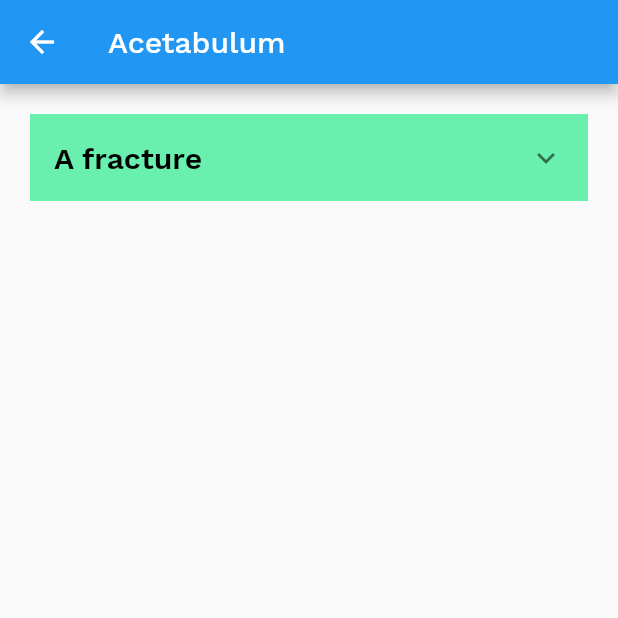
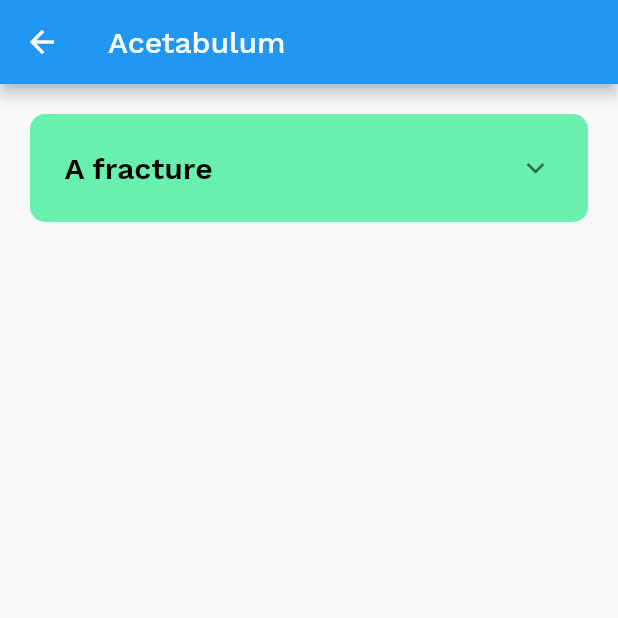
Before and after one commit to mikealfandre/oref, a Flutter app: the screen it shows after launch, after a tap on "Acetabulum", on a phone screen of 412 x 824 dp, the top half of it. Run offline on Flutter 3.47's test engine with Material 2 defaults, Android fonts, the phone set to English and light mode, and no system bars; our stand-ins replace cloud_firestore; accounts and stored records are empty; project files that could hold a hidden picture were left out.

Commit message:
Style: Add border radius to expansion tile

```diff
--- a/lib/widgets/expandable_tile.dart
+++ b/lib/widgets/expandable_tile.dart
@@ -9,7 +9,12 @@ class _ExpandableTileState extends State<ExpandableTile> {
   @override
   Widget build(BuildContext context) {
     return Container(
+      decoration: BoxDecoration(
         color: Colors.greenAccent,
+        border: Border.all(color: Colors.greenAccent, width: 2.0),
+        borderRadius: BorderRadius.all(Radius.circular(10.0)),
+      ),
+      padding: EdgeInsets.all(5.0),
       child: ExpansionTile(
         backgroundColor: Colors.greenAccent,
         children: <Widget>[
@@ -26,11 +31,10 @@ class _ExpandableTileState extends State<ExpandableTile> {
         title: Text(
           "A fracture",
           style: TextStyle(
-                color: Colors.black,
-                fontSize: 20.0,
-                fontWeight: FontWeight.w600),
+              color: Colors.black, fontSize: 20.0, fontWeight: FontWeight.w600),
           key: Key("title"),
         ),
-        ));
+      ),
+    );
   }
 }
--- a/lib/widgets/search_bar.dart
+++ b/lib/widgets/search_bar.dart
@@ -23,7 +23,7 @@ class _SearchBarState extends State<SearchBar> {
   Widget build(BuildContext context) {
     return Container(
         child: Padding(
-      padding: const EdgeInsets.all(9.0),
+      padding: EdgeInsets.all(9.0),
       child: TextField(
         onChanged: (value) {
           newFilter(value);
```
Lines whose indentation alone changed are shown as unchanged.
